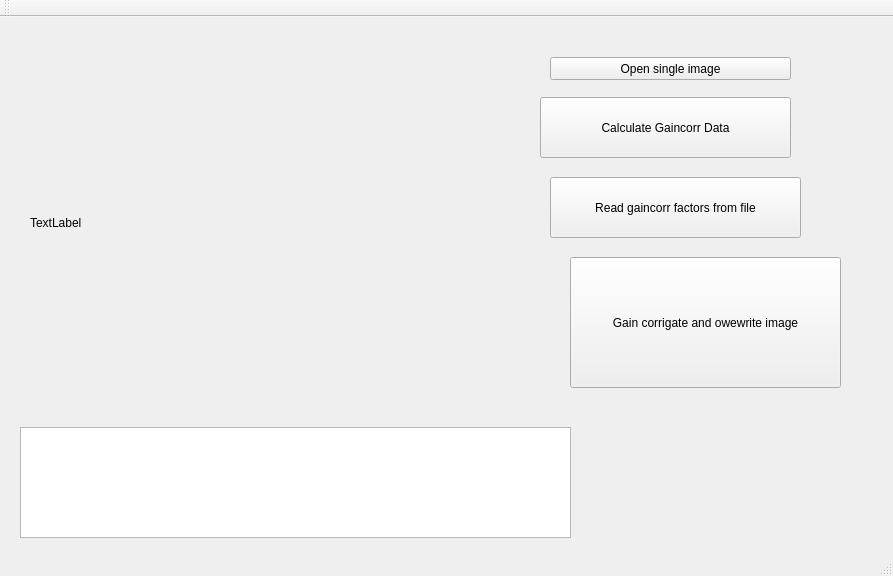
The window that mainwindow.ui (ma1112/mastersthesis) describes before a commit, drawn with Qt 5.
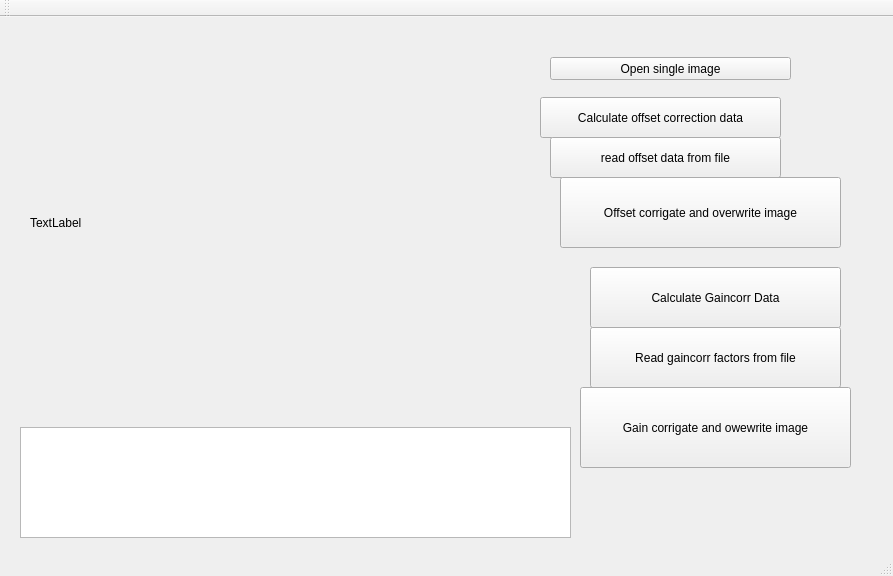
The same window after the commit.

Commit message: Introduces offset correction. Image realted functions now operate on the GPU. Adds operators  and modifies functions on image class. Gain and offset correction now uses GPU memory only. only ~500MB RAM is needed.

```diff
--- a/mainwindow.ui
+++ b/mainwindow.ui
@@ -56,8 +56,8 @@
    <widget class="QPushButton" name="pushButton">
     <property name="geometry">
      <rect>
-      <x>540</x>
-      <y>80</y>
+      <x>590</x>
+      <y>250</y>
       <width>251</width>
       <height>61</height>
      </rect>
@@ -69,8 +69,8 @@
    <widget class="QPushButton" name="pushButton_2">
     <property name="geometry">
      <rect>
-      <x>550</x>
-      <y>160</y>
+      <x>590</x>
+      <y>310</y>
       <width>251</width>
       <height>61</height>
      </rect>
@@ -82,16 +82,55 @@
    <widget class="QPushButton" name="pushButton_3">
     <property name="geometry">
      <rect>
-      <x>570</x>
-      <y>240</y>
+      <x>580</x>
+      <y>370</y>
       <width>271</width>
-      <height>131</height>
+      <height>81</height>
      </rect>
     </property>
     <property name="text">
      <string>Gain corrigate and owewrite image</string>
     </property>
    </widget>
+   <widget class="QPushButton" name="pushButton_4">
+    <property name="geometry">
+     <rect>
+      <x>540</x>
+      <y>80</y>
+      <width>241</width>
+      <height>41</height>
+     </rect>
+    </property>
+    <property name="text">
+     <string>Calculate offset correction data</string>
+    </property>
+   </widget>
+   <widget class="QPushButton" name="pushButton_5">
+    <property name="geometry">
+     <rect>
+      <x>550</x>
+      <y>120</y>
+      <width>231</width>
+      <height>41</height>
+     </rect>
+    </property>
+    <property name="text">
+     <string>read offset data from file</string>
+    </property>
+   </widget>
+   <widget class="QPushButton" name="pushButton_6">
+    <property name="geometry">
+     <rect>
+      <x>560</x>
+      <y>160</y>
+      <width>281</width>
+      <height>71</height>
+     </rect>
+    </property>
+    <property name="text">
+     <string>Offset corrigate and overwrite image</string>
+    </property>
+   </widget>
   </widget>
   <widget class="QMenuBar" name="menuBar">
    <property name="geometry">
```
The commit also changes 13 other files.
